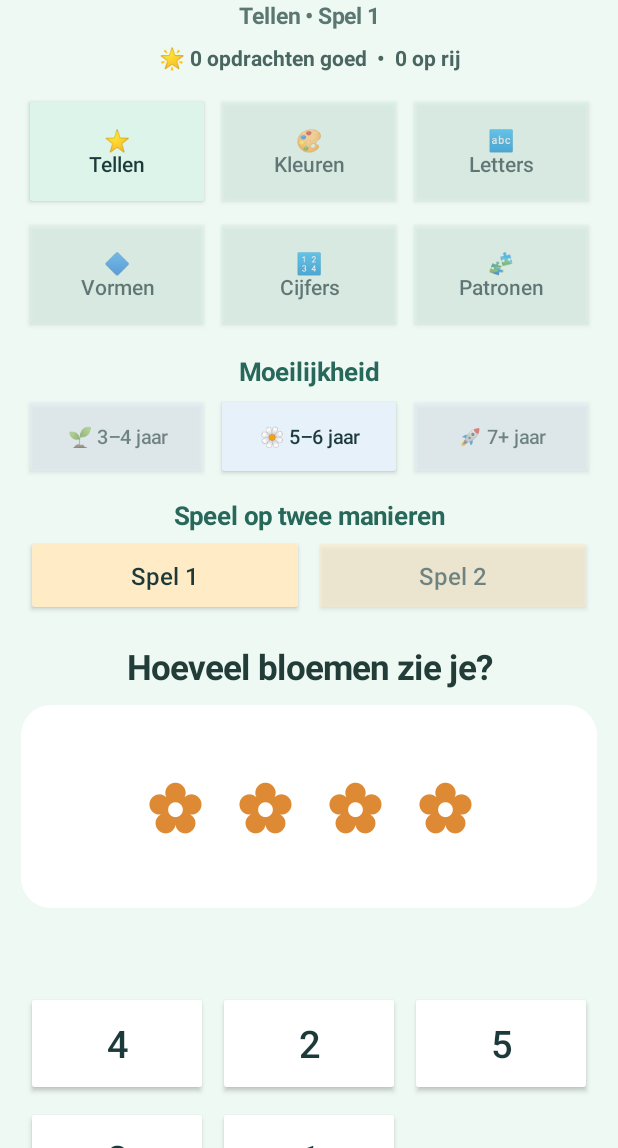
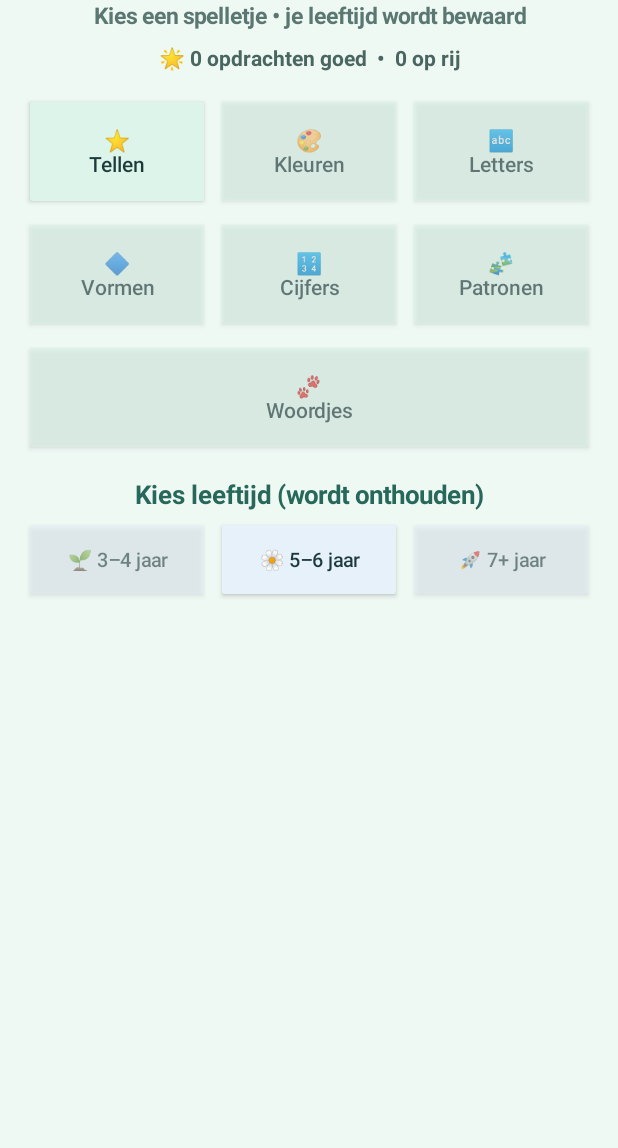
Before and after one commit to ashot978/Playlumi, an Android app: the screen it shows after launch (MainActivity), after a tap on "🌼 5–6 jaar", on a phone screen of 412 x 824 dp, the part 88-1236 px from its top. Run offline under Robolectric (Android 15) with nearby library versions, the phone set to English and light mode, and no system bars; 1 other tap on this screen came first.

Commit message:
Add persistent age picker to home screen and navigation to word puzzles

```diff
--- a/app/src/main/java/nl/playlumi/app/MainActivity.java
+++ b/app/src/main/java/nl/playlumi/app/MainActivity.java
@@ -18,6 +18,9 @@ import java.util.Random;
 public class MainActivity extends Activity {
     private LearningGame game;
     private LinearLayout root, gameButtons, levelButtons, variantButtons;
+    private TextView ageLabel, variantLabel;
+    private Button menuButton;
+    private boolean home = true;
     private GridLayout choices;
     private TextView prompt, picture, feedback, progress, subtitle;
     private Button next;
@@ -31,13 +34,15 @@ public class MainActivity extends Activity {
         streak = getPreferences(MODE_PRIVATE).getInt("streak", 0);
         int mode = getPreferences(MODE_PRIVATE).getInt("game_mode", 0);
         int variant = getPreferences(MODE_PRIVATE).getInt("game_variant", 0);
-        int level = getPreferences(MODE_PRIVATE).getInt("game_level", 0);
+        int level = getPreferences(MODE_PRIVATE).getInt("chosen_age", 0);
         if (saved != null) { mode = saved.getInt("mode", mode); variant = saved.getInt("variant", variant); level = saved.getInt("level", level); }
         game.configure(mode, variant, level);
+        if (saved != null) home = saved.getBoolean("home", true);
         buildScreen();
         render();
     }
     @Override protected void onSaveInstanceState(Bundle out) {
+        out.putBoolean("home", home);
         out.putInt("mode", game.mode()); out.putInt("variant", game.variant()); out.putInt("level", game.level());
         super.onSaveInstanceState(out);
     }
@@ -67,21 +72,24 @@ public class MainActivity extends Activity {
         subtitle = text("Kies een spelletje", 15, 0xff5b7771); root.addView(subtitle);
         progress = text("", 14, 0xff4a6660);
         progress.setPadding(0, dp(8), 0, dp(12)); root.addView(progress);
+        menuButton = button("⌂ Terug naar spelletjes", 0xffd5f1e5);
+        root.addView(menuButton, new LinearLayout.LayoutParams(-1, dp(52)));
+        menuButton.setOnClickListener(v -> { home = true; message = ""; render(); });
         gameButtons = new LinearLayout(this); gameButtons.setOrientation(LinearLayout.VERTICAL); root.addView(gameButtons);
-        for (int row = 0; row < 2; row++) {
+        for (int row = 0; row < 3; row++) {
             LinearLayout line = new LinearLayout(this); line.setGravity(Gravity.CENTER); gameButtons.addView(line);
-            for (int col = 0; col < 3; col++) {
+            for (int col = 0; col < (row == 2 ? 1 : 3); col++) {
                 final int index = row * 3 + col;
-                String[] icons = {"⭐", "🎨", "🔤", "🔷", "🔢", "🧩"};
+                String[] icons = {"⭐", "🎨", "🔤", "🔷", "🔢", "🧩", "🐾"};
                 Button b = button(icons[index] + "\n" + LearningGame.GAME_NAMES[index], 0xffdcf4e9);
                 b.setTextSize(14);
                 LinearLayout.LayoutParams p = new LinearLayout.LayoutParams(0, dp(78), 1);
                 p.setMargins(dp(2), dp(2), dp(2), dp(2)); line.addView(b, p);
-                b.setOnClickListener(v -> select(index, 0, game.level()));
+                b.setOnClickListener(v -> { home = false; select(index, 0, game.level()); });
             }
         }
-        TextView levelLabel = text("Moeilijkheid", 17, 0xff28685b);
-        levelLabel.setPadding(0, dp(12), 0, dp(3)); root.addView(levelLabel);
+        ageLabel = text("Kies leeftijd (wordt onthouden)", 17, 0xff28685b);
+        ageLabel.setPadding(0, dp(12), 0, dp(3)); root.addView(ageLabel);
         levelButtons = new LinearLayout(this); root.addView(levelButtons);
         String[] levelNames = {"🌱 3–4 jaar", "🌼 5–6 jaar", "🚀 7+ jaar"};
         for (int i = 0; i < 3; i++) {
@@ -91,7 +99,7 @@ public class MainActivity extends Activity {
             p.setMargins(dp(2), 0, dp(2), 0); levelButtons.addView(b, p);
             b.setOnClickListener(v -> select(game.mode(), game.variant(), chosen));
         }
-        TextView variantLabel = text("Speel op twee manieren", 17, 0xff28685b);
+        variantLabel = text("Speel op twee manieren", 17, 0xff28685b);
         variantLabel.setPadding(0, dp(12), 0, dp(2)); root.addView(variantLabel);
         variantButtons = new LinearLayout(this); root.addView(variantButtons);
         for (int i = 0; i < 2; i++) {
@@ -119,7 +127,8 @@ public class MainActivity extends Activity {
     private void select(int mode, int variant, int level) {
         game.configure(mode, variant, level); message = ""; streak = 0;
         getPreferences(MODE_PRIVATE).edit().putInt("game_mode", mode)
-                .putInt("game_variant", variant).putInt("game_level", level).putInt("streak", streak).apply();
+                .putInt("game_variant", variant).putInt("game_level", level)
+                .putInt("chosen_age", level).putInt("streak", streak).apply();
         render();
     }
     private void choose(int index) {
@@ -127,7 +136,7 @@ public class MainActivity extends Activity {
         if (game.round().choose(index)) {
             completed++; streak++;
             getPreferences(MODE_PRIVATE).edit().putInt("completed_all", completed).putInt("streak", streak).apply();
-            message = streak > 1 && streak % 5 == 0 ? "🎉 Super! " + streak + " goed achter elkaar!" : "⭐ Goed gedaan!";
+            message = game.mode() == LearningGame.WORDS ? "⭐ Goed gedaan! " + game.round().display.substring(game.round().display.indexOf("\\n") + 1).replace("_", game.round().answers.get(game.round().correctIndex)) : (streak > 1 && streak % 5 == 0 ? "🎉 Super! " + streak + " goed achter elkaar!" : "⭐ Goed gedaan!");
         } else {
             streak = 0; getPreferences(MODE_PRIVATE).edit().putInt("streak", streak).apply();
             message = "Bijna! Probeer nog eens 💛";
@@ -137,7 +146,18 @@ public class MainActivity extends Activity {
     }
     private void render() {
         LearningGame.Round round = game.round();
-        subtitle.setText(LearningGame.GAME_NAMES[game.mode()] + " • Spel " + (game.variant() + 1));
+        subtitle.setText(home ? "Kies een spelletje • je leeftijd wordt bewaard" : LearningGame.GAME_NAMES[game.mode()] + " • Spel " + (game.variant() + 1));
+        gameButtons.setVisibility(home ? View.VISIBLE : View.GONE);
+        levelButtons.setVisibility(home ? View.VISIBLE : View.GONE);
+        ageLabel.setVisibility(home ? View.VISIBLE : View.GONE);
+        variantLabel.setVisibility(home ? View.GONE : View.VISIBLE);
+        variantButtons.setVisibility(home ? View.GONE : View.VISIBLE);
+        menuButton.setVisibility(home ? View.GONE : View.VISIBLE);
+        prompt.setVisibility(home ? View.GONE : View.VISIBLE);
+        picture.setVisibility(home ? View.GONE : View.VISIBLE);
+        feedback.setVisibility(home ? View.GONE : View.VISIBLE);
+        choices.setVisibility(home ? View.GONE : View.VISIBLE);
+        next.setVisibility(home ? View.GONE : (round.isSolved() ? View.VISIBLE : View.GONE));
         progress.setText("🌟 " + completed + " opdrachten goed  •  " + streak + " op rij");
         for (int i = 0; i < gameButtons.getChildCount(); i++) {
             LinearLayout line = (LinearLayout) gameButtons.getChildAt(i);
@@ -172,6 +192,6 @@ public class MainActivity extends Activity {
             b.setEnabled(!round.isSolved());
             b.setOnClickListener(v -> choose(selected));
         }
-        next.setVisibility(round.isSolved() ? View.VISIBLE : View.GONE);
+        next.setVisibility(home ? View.GONE : (round.isSolved() ? View.VISIBLE : View.GONE));
     }
 }
```
